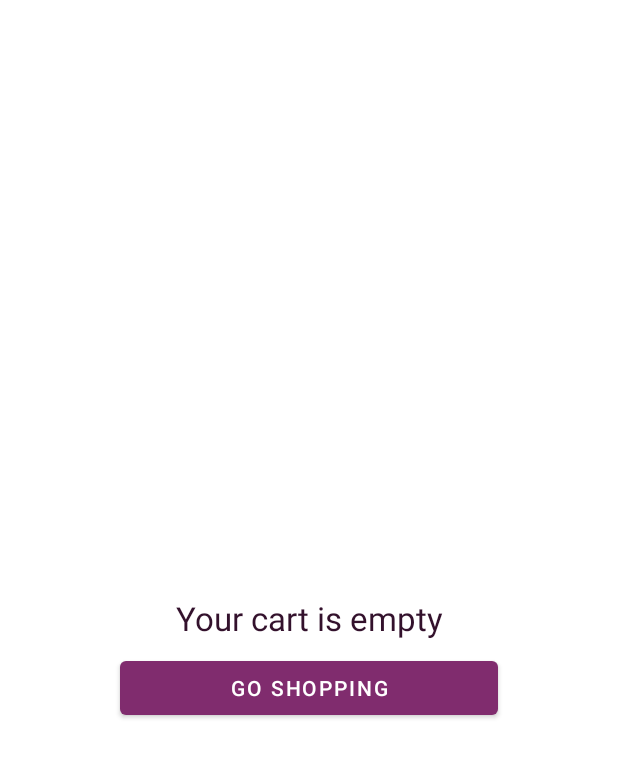
After one commit to farshad049/myStore, an Android app: the layout model_cart_empty.xml on its own in the app's theme, with its tools: preview values and no code run, on a phone screen of 412 x 824 dp. The commit adds this screen. Shown: the top 758 px of the screen. Run offline under Robolectric (Android 15) with nearby library versions, the phone set to English and light mode, and no system bars.

Commit message:
CartFragment.kt updated

```diff
--- a/app/src/main/java/com/example/mystore/MainActivity.kt
+++ b/app/src/main/java/com/example/mystore/MainActivity.kt
@@ -9,7 +9,7 @@ import androidx.navigation.ui.AppBarConfiguration
 import androidx.navigation.ui.NavigationUI
 import androidx.navigation.ui.setupActionBarWithNavController
 import com.airbnb.epoxy.Carousel
-import com.example.mystore.arch.ProductViewModel
+import com.example.mystore.ui.productList.ProductViewModel
 import com.example.mystore.databinding.ActivityMainBinding
 import dagger.hilt.android.AndroidEntryPoint
 import kotlinx.coroutines.flow.distinctUntilChanged
--- a/app/src/main/java/com/example/mystore/ui/productList/ProductEpoxyController.kt
+++ b/app/src/main/java/com/example/mystore/ui/productList/ProductEpoxyController.kt
@@ -3,13 +3,10 @@ package com.example.mystore.ui.productList
 import androidx.lifecycle.viewModelScope
 import com.airbnb.epoxy.CarouselModel_
 import com.airbnb.epoxy.TypedEpoxyController
-import com.example.mystore.arch.ProductViewModel
 import com.example.mystore.epoxy.FilterEpoxyModel
 import com.example.mystore.epoxy.ProductEpoxyModel
 import com.example.mystore.model.domain.Filter
 import com.example.mystore.model.ui.ProductAndFilterUiState
-import com.example.mystore.model.ui.UiFilter
-import com.example.mystore.model.ui.UiProduct
 import kotlinx.coroutines.launch
 import java.lang.RuntimeException
 import java.util.*
--- a/app/src/main/res/layout/fragment_cart.xml
+++ b/app/src/main/res/layout/fragment_cart.xml
@@ -7,13 +7,14 @@
     xmlns:tools="http://schemas.android.com/tools">
 
     <com.airbnb.epoxy.EpoxyRecyclerView
+        android:id="@+id/epoxyRecyclerView"
         android:layout_width="match_parent"
         android:layout_height="match_parent"
         android:clipChildren="false"
         android:orientation="vertical"
         app:layoutManager="androidx.recyclerview.widget.LinearLayoutManager"
         tools:itemCount="7"
-        tools:listitem="@layout/model_product_item"
+        tools:listitem="@layout/model_cart_item"
         android:paddingHorizontal="16dp"
         android:paddingTop="16dp"
         android:paddingBottom="24dp"
--- /dev/null
+++ b/app/src/main/res/layout/model_cart_empty.xml
@@ -0,0 +1,32 @@
+<?xml version="1.0" encoding="utf-8"?>
+<androidx.constraintlayout.widget.ConstraintLayout xmlns:android="http://schemas.android.com/apk/res/android"
+    xmlns:app="http://schemas.android.com/apk/res-auto"
+    android:layout_width="match_parent"
+    android:layout_height="match_parent">
+
+    <TextView
+        android:id="@+id/textView"
+        android:layout_width="match_parent"
+        android:layout_height="wrap_content"
+        android:layout_marginHorizontal="32dp"
+        android:text="Your cart is empty"
+        android:textAlignment="center"
+        android:textColor="@color/purple_700"
+        android:textSize="22sp"
+        app:layout_constraintBottom_toBottomOf="parent"
+        app:layout_constraintEnd_toEndOf="parent"
+        app:layout_constraintStart_toStartOf="parent"
+        app:layout_constraintTop_toTopOf="parent" />
+
+    <com.google.android.material.button.MaterialButton
+        android:id="@+id/button"
+        android:layout_width="0dp"
+        android:layout_height="wrap_content"
+        android:layout_marginHorizontal="48dp"
+        android:layout_marginTop="8dp"
+        android:text="Go shopping"
+        app:layout_constraintEnd_toEndOf="@id/textView"
+        app:layout_constraintStart_toStartOf="@id/textView"
+        app:layout_constraintTop_toBottomOf="@id/textView" />
+
+</androidx.constraintlayout.widget.ConstraintLayout>
--- a/app/src/main/res/navigation/nav_graph.xml
+++ b/app/src/main/res/navigation/nav_graph.xml
@@ -17,7 +17,7 @@
         tools:layout="@layout/fragment_profile"/>
     <fragment
         android:id="@+id/cartFragment"
-        android:name="com.example.mystore.ui.CartFragment"
+        android:name="com.example.mystore.ui.cart.CartFragment"
         android:label="CartFragment"
         tools:layout="@layout/fragment_cart"/>
 </navigation>
```
Also changed, not shown: app/src/main/java/com/example/mystore/redux/reducer/UiProductListReducer.kt (added, +38 -0 lines), app/src/main/java/com/example/mystore/ui/CartFragment.kt (deleted, +0 -41 lines), app/src/main/java/com/example/mystore/ui/cart/CartFragment.kt (added, +67 -0 lines), app/src/main/java/com/example/mystore/ui/cart/CartFragmentEpoxyController.kt (added, +70 -0 lines), app/src/main/java/com/example/mystore/ui/cart/CartFragmentViewModel.kt (added, +16 -0 lines), app/src/main/java/com/example/mystore/ui/productList/ProductListFragment.kt (+10 -27 lines), app/src/main/java/com/example/mystore/ui/productList/ProductViewModel.kt (renamed from app/src/main/java/com/example/mystore/arch/ProductViewModel.kt, +5 -6 lines), app/src/main/res/drawable/ic_round_delete_outline_24.xml (added, +10 -0 lines), app/src/main/res/layout/model_cart_item.xml (added, +63 -0 lines).
